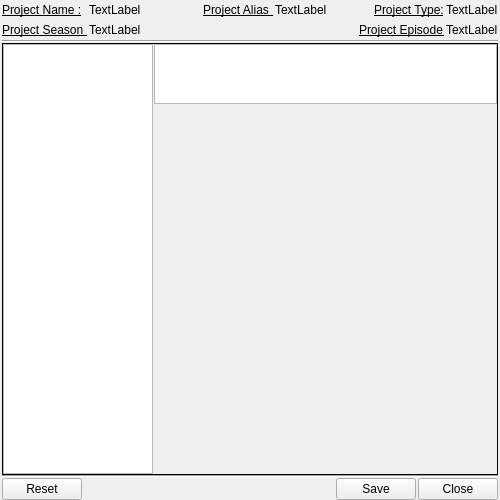
The window that appli/prodManager/ui/settings.ui (snaress/studio) describes before a commit, drawn with Qt 5.
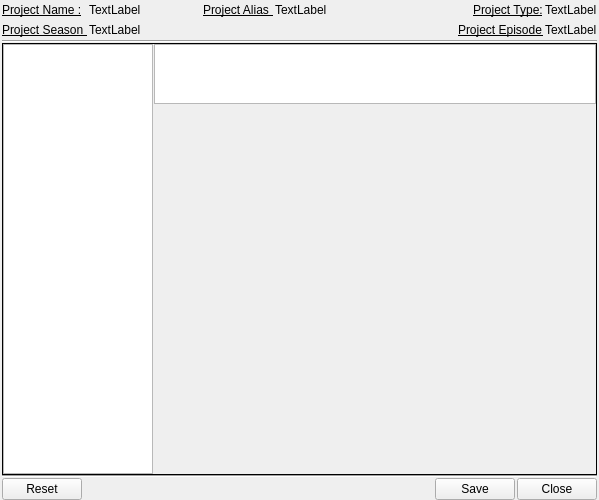
The same window after the commit.

Diff of the .ui file:
```diff
--- a/appli/prodManager/ui/settings.ui
+++ b/appli/prodManager/ui/settings.ui
@@ -6,7 +6,7 @@
    <rect>
     <x>0</x>
     <y>0</y>
-    <width>500</width>
+    <width>599</width>
     <height>500</height>
    </rect>
   </property>
```
